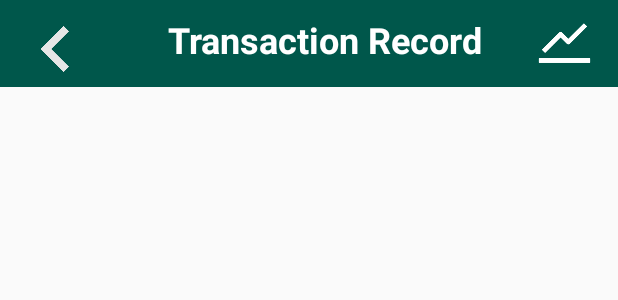
After one commit to jayesslin/mystocks, an Android app: the layout activity_transactionrecord.xml on its own in the app's theme, with its tools: preview values and no code run, on a phone screen of 412 x 824 dp. The commit adds this screen. Shown: the top 300 px of the screen. Run offline under Robolectric (Android 15) with nearby library versions, the phone set to English and light mode, and no system bars.

Commit message:
transaction record

```diff
--- a/app/src/main/AndroidManifest.xml
+++ b/app/src/main/AndroidManifest.xml
@@ -12,10 +12,11 @@
         android:roundIcon="@mipmap/ic_launcher_round"
         android:supportsRtl="true"
         android:theme="@style/AppTheme">
-        <activity android:name=".view.mystock"></activity>
+        <activity android:name=".view.TransactionRecord"></activity>
+        <activity android:name=".view.mystock" />
         <activity
             android:name=".view.stock_detail"
-            android:label="@string/title_activity_stockdetail"></activity>
+            android:label="@string/title_activity_stockdetail" />
         <activity android:name=".view.Login">
             <intent-filter>
                 <action android:name="android.intent.action.MAIN" />
--- a/app/src/main/java/com/team3/ms/mystocks/view/Allstocks.java
+++ b/app/src/main/java/com/team3/ms/mystocks/view/Allstocks.java
@@ -133,8 +133,9 @@ public class Allstocks extends AppCompatActivity {
                 }
                 else if(id == R.id.item2)
                 {
-
-
+                    Intent intent = new Intent();
+                    intent.setClass(Allstocks.this,TransactionRecord.class);
+                    startActivity(intent);
                     return true;
                 }
                 else if(id == R.id.item3){
--- a/app/src/main/java/com/team3/ms/mystocks/view/homePage.java
+++ b/app/src/main/java/com/team3/ms/mystocks/view/homePage.java
@@ -113,8 +113,9 @@ public class homePage extends AppCompatActivity {
                 }
                 else if(id == R.id.item2)
                 {
-
-
+                    Intent intent = new Intent();
+                    intent.setClass(homePage.this,TransactionRecord.class);
+                    startActivity(intent);
                     return true;
                 }
                 else if(id == R.id.item3){
--- /dev/null
+++ b/app/src/main/res/layout/activity_transactionrecord.xml
@@ -0,0 +1,63 @@
+<?xml version="1.0" encoding="utf-8"?>
+<android.support.constraint.ConstraintLayout xmlns:android="http://schemas.android.com/apk/res/android"
+    xmlns:app="http://schemas.android.com/apk/res-auto"
+    xmlns:tools="http://schemas.android.com/tools"
+    android:layout_width="match_parent"
+    android:layout_height="match_parent"
+    tools:context=".view.mystock">
+    <RelativeLayout
+        android:id="@+id/biaoti_m"
+        android:layout_width="match_parent"
+        android:layout_height="58dp"
+        android:layout_alignParentStart="true"
+        android:layout_alignParentLeft="true"
+        android:layout_alignParentTop="true"
+        android:background="@color/colorPrimaryDark"
+        app:layout_constraintTop_toTopOf="parent"
+        tools:layout_editor_absoluteX="16dp">
+
+        <ImageView
+            android:id="@+id/backH"
+            android:layout_width="55dp"
+            android:layout_height="40dp"
+            android:layout_alignParentStart="true"
+            android:layout_alignParentLeft="true"
+            android:layout_alignParentBottom="true"
+            android:layout_marginStart="9dp"
+            android:clickable="true"
+            android:layout_marginLeft="9dp"
+            android:layout_marginBottom="5dp"
+            app:srcCompat="@drawable/back" />
+
+        <ImageView
+            android:id="@+id/stock_w"
+            android:layout_width="55dp"
+            android:layout_height="44dp"
+            android:layout_alignParentEnd="true"
+            android:layout_alignParentRight="true"
+            android:layout_alignParentBottom="true"
+            android:layout_marginEnd="8dp"
+            android:layout_marginRight="8dp"
+            android:layout_marginBottom="7dp"
+            app:srcCompat="@drawable/stock_w" />
+
+        <TextView
+            android:id="@+id/mytitle"
+            android:layout_width="wrap_content"
+            android:layout_height="wrap_content"
+            android:layout_alignParentBottom="true"
+            android:layout_marginStart="35dp"
+            android:layout_marginLeft="40dp"
+            android:layout_marginEnd="27dp"
+
+            android:layout_marginRight="80dp"
+            android:layout_marginBottom="15dp"
+            android:layout_toStartOf="@+id/stock_w"
+            android:gravity="center"
+            android:text="Transaction Record"
+            android:textColor="@android:color/background_light"
+            android:textSize="24sp"
+            android:textStyle="bold" />
+    </RelativeLayout>
+
+</android.support.constraint.ConstraintLayout>
--- a/app/src/main/res/values/colors.xml
+++ b/app/src/main/res/values/colors.xml
@@ -3,5 +3,5 @@
     <color name="colorPrimary">#0beed5</color>
     <color name="colorPrimaryDark">#00574b</color>
     <color name="colorAccent">#D81B60</color>
-    <color name="white">#FFF</color>
+    <color name="white">#FFFFFF</color>
 </resources>
```
Also changed, not shown: app/src/main/java/com/team3/ms/mystocks/view/TransactionRecord.java (added, +34 -0 lines), app/src/main/res/menu/menu.xml (+5 -5 lines), app/src/main/res/drawable/dollar.png (added), app/src/main/res/drawable/stock_w.png (added).
